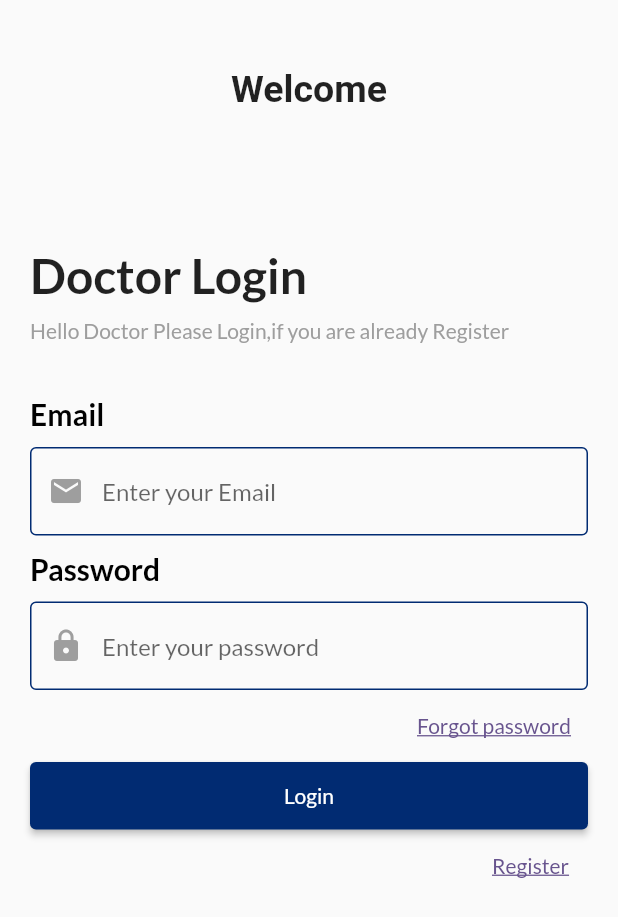
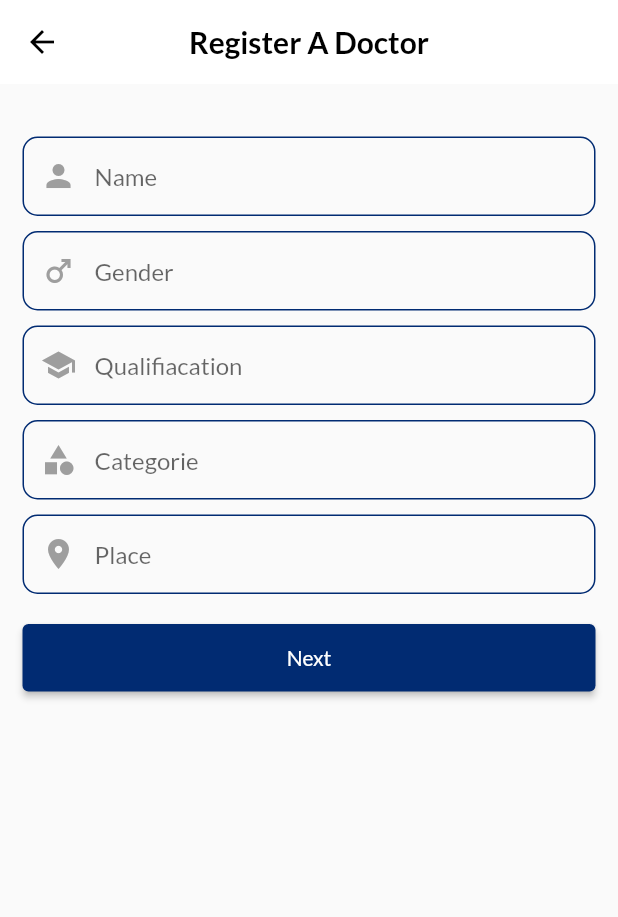
Before and after one commit to Sufadm/DocLink-Control, a Flutter app: the screen it shows after launch, after a tap on "Register", on a phone screen of 412 x 824 dp. Shown: the top 917 px of the screen. Run offline on Flutter 3.47's test engine with Material 2 defaults, Android fonts, the phone set to English and light mode, and no system bars; our stand-ins replace google_fonts; Roboto replaces fonts that are missing (Acme).

Commit message:
complete ui of registration page

```diff
--- a/doclink_control/lib/main.dart
+++ b/doclink_control/lib/main.dart
@@ -10,6 +10,7 @@ class MyApp extends StatelessWidget {
   @override
   Widget build(BuildContext context) {
     return MaterialApp(
+      debugShowCheckedModeBanner: false,
       title: 'DocLink Control',
       theme: ThemeData(
         colorScheme: ColorScheme.fromSeed(seedColor: Colors.deepPurple),
--- a/doclink_control/lib/presentation/screens/loginscreen/loginscreen.dart
+++ b/doclink_control/lib/presentation/screens/loginscreen/loginscreen.dart
@@ -1,4 +1,5 @@
 import 'package:doclink_control/const/const.dart';
+import 'package:doclink_control/presentation/screens/loginscreen/registerscreen/register_screen.dart';
 import 'package:doclink_control/presentation/screens/loginscreen/widgets/textformfield_widget.dart';
 import 'package:doclink_control/widgets/elevatedbuttonss.dart';
 import 'package:flutter/material.dart';
@@ -76,7 +77,12 @@ class LoginScreen extends StatelessWidget {
                 Container(
                   margin: const EdgeInsets.only(left: 300),
                   child: TextButton(
-                    onPressed: () {},
+                    onPressed: () {
+                      Navigator.push(context,
+                          MaterialPageRoute(builder: (context) {
+                        return const RegisterScreen();
+                      }));
+                    },
                     child: Text(
                       'Register',
                       style: GoogleFonts.lato(
--- /dev/null
+++ b/doclink_control/lib/presentation/screens/loginscreen/registerscreen/register_screen.dart
@@ -0,0 +1,48 @@
+import 'package:doclink_control/const/const.dart';
+import 'package:doclink_control/presentation/screens/loginscreen/verificationscreen/verification.dart';
+import 'package:doclink_control/presentation/screens/loginscreen/widgets/textformfield_widget.dart';
+import 'package:doclink_control/widgets/appbar_widget.dart';
+import 'package:doclink_control/widgets/elevatedbuttonss.dart';
+import 'package:flutter/material.dart';
+
+class RegisterScreen extends StatelessWidget {
+  const RegisterScreen({Key? key}) : super(key: key);
+
+  @override
+  Widget build(BuildContext context) {
+    return Scaffold(
+      appBar: const CustomAppBar(
+        text: 'Register A Doctor',
+      ),
+      body: Padding(
+        padding: const EdgeInsets.all(15.0),
+        child: Column(
+          children: [
+            kHeight20,
+            const TextFormFieldWidget(hintText: 'Name', icon: Icons.person),
+            kHeight10,
+            const TextFormFieldWidget(hintText: 'Gender', icon: Icons.male),
+            kHeight10,
+            const TextFormFieldWidget(
+                hintText: 'Qualifiacation', icon: Icons.school),
+            kHeight10,
+            const TextFormFieldWidget(
+                hintText: 'Categorie', icon: Icons.category),
+            kHeight10,
+            const TextFormFieldWidget(
+                hintText: 'Place', icon: Icons.location_on),
+            kHeight20,
+            ElevatedButtons(
+              text: 'Next',
+              onPressed: () {
+                Navigator.push(context, MaterialPageRoute(builder: (context) {
+                  return const VerificationScreen();
+                }));
+              },
+            )
+          ],
+        ),
+      ),
+    );
+  }
+}
--- /dev/null
+++ b/doclink_control/lib/presentation/screens/loginscreen/verificationscreen/verification.dart
@@ -0,0 +1,14 @@
+import 'package:flutter/material.dart';
+
+class VerificationScreen extends StatelessWidget {
+  const VerificationScreen({Key? key}) : super(key: key);
+
+  @override
+  Widget build(BuildContext context) {
+    return Scaffold(
+      appBar: AppBar(
+        title: const Text('VerificationScreen'),
+      ),
+    );
+  }
+}
--- a/doclink_control/lib/presentation/screens/loginscreen/widgets/textformfield_widget.dart
+++ b/doclink_control/lib/presentation/screens/loginscreen/widgets/textformfield_widget.dart
@@ -17,8 +17,9 @@ class TextFormFieldWidget extends StatelessWidget {
       decoration: InputDecoration(
         hintText: hintText,
         hintStyle: GoogleFonts.lato(),
-        focusedBorder: const OutlineInputBorder(
-          borderSide: BorderSide(
+        focusedBorder: OutlineInputBorder(
+          borderRadius: BorderRadius.circular(10.0),
+          borderSide: const BorderSide(
             color: kDarkBlueButtonsColor, // Replace with your desired color
           ),
         ),
@@ -26,11 +27,13 @@ class TextFormFieldWidget extends StatelessWidget {
           icon, // Replace with the desired icon
           color: Colors.grey, // Replace with the desired color
         ),
-        enabledBorder: const OutlineInputBorder(
-          borderSide: BorderSide(
+        enabledBorder: OutlineInputBorder(
+          borderRadius: BorderRadius.circular(10.0),
+          borderSide: const BorderSide(
             color: kDarkBlueButtonsColor, // Replace with your desired color
           ),
         ),
+        contentPadding: const EdgeInsets.symmetric(vertical: 17),
       ),
     );
   }
--- a/doclink_control/lib/presentation/screens/splashscreen/splashscreen.dart
+++ b/doclink_control/lib/presentation/screens/splashscreen/splashscreen.dart
@@ -1,5 +1,6 @@
 import 'package:doclink_control/presentation/screens/loginscreen/loginscreen.dart';
 import 'package:flutter/material.dart';
+import 'package:google_fonts/google_fonts.dart';
 
 class SplashScreen extends StatefulWidget {
   const SplashScreen({Key? key}) : super(key: key);
@@ -58,13 +59,17 @@ class _SplashScreenState extends State<SplashScreen>
               scale: _animation,
               child: Image.asset(
                 "asset_images/online-doctor-consultation-flat-design-logo-aplication-doctor-cartoon-for-mobile-app-free-vector-removebg-preview (1).png", // Replace with your logo image path
-                width: 200,
-                height: 200,
+                width: 220,
+                height: 220,
               ),
             ),
             const SizedBox(height: 20),
-            const Text(
+            Text(
               'DocLink Control',
+              style: GoogleFonts.lato(
+                  fontSize: 25,
+                  color: Colors.white,
+                  fontWeight: FontWeight.bold),
             ),
             const SizedBox(height: 50),
           ],
--- /dev/null
+++ b/doclink_control/lib/widgets/appbar_widget.dart
@@ -0,0 +1,28 @@
+import 'package:flutter/material.dart';
+import 'package:google_fonts/google_fonts.dart';
+
+class CustomAppBar extends StatelessWidget implements PreferredSizeWidget {
+  final String text;
+  const CustomAppBar({
+    super.key,
+    required this.text,
+  });
+
+  @override
+  Widget build(BuildContext context) {
+    return AppBar(
+      elevation: 0,
+      iconTheme: const IconThemeData(
+        color: Colors.black, // Change your color here
+      ),
+      title: Text(text,
+          style: GoogleFonts.lato(
+              fontWeight: FontWeight.bold, color: Colors.black)),
+      backgroundColor: Colors.white,
+      centerTitle: true,
+    );
+  }
+
+  @override
+  Size get preferredSize => const Size.fromHeight(kToolbarHeight);
+}
```
